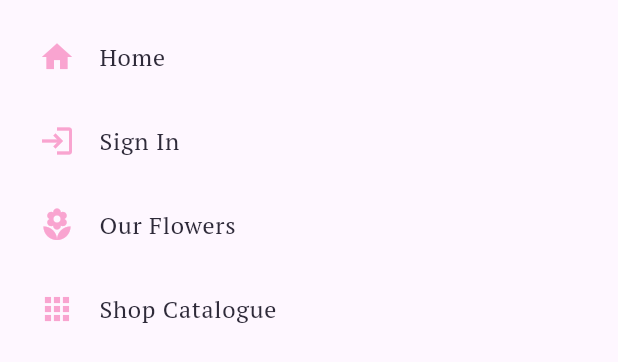
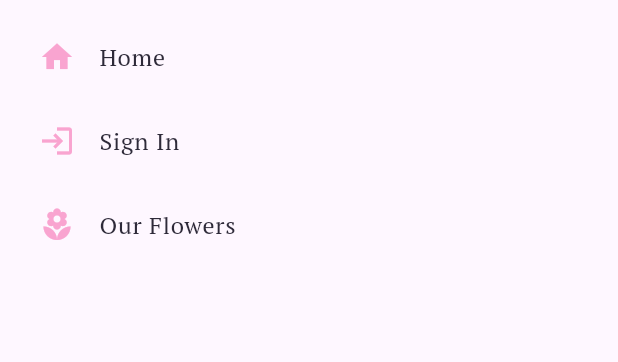
Before and after one commit to llasus-ronnie/Bloom-and-Bliss, a Flutter app: the DrwListView widget shown alone on an empty page, opened directly with empty values, on a phone screen of 412 x 824 dp. Shown: the top 362 px of the screen. Run offline on Flutter 3.47's test engine with Material 3 defaults, Android fonts, the phone set to English and light mode, and no system bars; our stand-ins replace cloud_firestore, firebase_auth, firebase_core, fluttertoast; accounts and stored records are empty; network calls fail.

Commit message:
fixed sidenav states, and signin animation

```diff
--- a/lib/sidenav.dart
+++ b/lib/sidenav.dart
@@ -65,7 +65,7 @@ class _DrwHeaderState extends State<DrwHeader> {
                 MaterialPageRoute(builder: (context) => ProfilePage(user: widget.user)),
               );
             }
-                : null, // disables tap if guest
+                : null,
             child: Align(
               alignment: Alignment.center,
               child: Column(
@@ -104,70 +104,90 @@ class DrwListView extends StatefulWidget {
 }
 
 class _DrwListViewState extends State<DrwListView> {
+  bool _isLoggingOut = false;
+
   bool get isGuest => widget.user.fullName.isEmpty;
 
   @override
   Widget build(BuildContext context) {
-    return Padding(
-      padding: EdgeInsets.all(10),
+    return Stack(
+      children: [
+        AnimatedOpacity(
+          opacity: _isLoggingOut ? 0.5 : 1.0,
+          duration: const Duration(milliseconds: 300),
+          child: IgnorePointer(
+            ignoring: _isLoggingOut,
+            child: Padding(
+              padding: const EdgeInsets.all(10),
               child: Column(
                 children: [
                   ListTile(
-            title: Text("Home", style: TextStyle(color: AppColors.black, fontFamily: 'PTSerif')),
-            leading: Icon(Icons.home, color: AppColors.pink),
+                    title: const Text("Home", style: TextStyle(color: AppColors.black, fontFamily: 'PTSerif')),
+                    leading: const Icon(Icons.home, color: AppColors.pink),
                     onTap: () => Navigator.push(context, MaterialPageRoute(builder: (context) => const MyApp())),
                   ),
-
-          // Only show Sign In and Sign Up if guest
-          if (isGuest) ...[
+                  if (isGuest)
                     ListTile(
-              title: Text("Sign In", style: TextStyle(color: AppColors.black, fontFamily: 'PTSerif')),
-              leading: Icon(Icons.login, color: AppColors.pink),
+                      title: const Text("Sign In", style: TextStyle(color: AppColors.black, fontFamily: 'PTSerif')),
+                      leading: const Icon(Icons.login, color: AppColors.pink),
                       onTap: () => Navigator.push(context, MaterialPageRoute(builder: (context) => const SignInPage())),
                     ),
-          ],
-
-          // Only show Cart if logged in
+                  ListTile(
+                    title: const Text("Our Flowers", style: TextStyle(color: AppColors.black, fontFamily: 'PTSerif')),
+                    leading: const Icon(Icons.local_florist, color: AppColors.pink),
+                    onTap: () => Navigator.push(context, MaterialPageRoute(builder: (context) => DetailsPage(user: widget.user))),
+                  ),
                   if (!isGuest)
                     ListTile(
-              title: Text("Your Cart", style: TextStyle(color: AppColors.black, fontFamily: 'PTSerif')),
-              leading: Icon(Icons.shopping_cart, color: AppColors.pink),
-              onTap: () => Navigator.push(
-                context,
-                MaterialPageRoute(builder: (context) => CartPage(user: widget.user)),
+                      title: const Text("Shop Catalogue", style: TextStyle(color: AppColors.black, fontFamily: 'PTSerif')),
+                      leading: const Icon(Icons.apps, color: AppColors.pink),
+                      onTap: () => Navigator.push(context, MaterialPageRoute(builder: (context) => CataloguePage(user: widget.user))),
                     ),
-            ),
-
-          ListTile(
-            title: Text("Our Flowers", style: TextStyle(color: AppColors.black, fontFamily: 'PTSerif')),
-            leading: Icon(Icons.local_florist, color: AppColors.pink),
-            onTap: () => Navigator.push(context, MaterialPageRoute(builder: (context) => DetailsPage(user: widget.user))),
-          ),
-          ListTile(
-            title: Text("Shop Catalogue", style: TextStyle(color: AppColors.black, fontFamily: 'PTSerif')),
-            leading: Icon(Icons.apps, color: AppColors.pink),
-            onTap: () => Navigator.push(
-              context,
-              MaterialPageRoute(builder: (context) => CataloguePage(user: widget.user)),
-            ),
-          ),
-
-          const Spacer(),
-
-          // Only show Logout if user is logged in
                   if (!isGuest)
                     ListTile(
-              title: Text("Logout", style: TextStyle(color: AppColors.black, fontFamily: 'PTSerif')),
-              leading: Icon(Icons.logout, color: AppColors.pink),
+                      title: const Text("Your Cart", style: TextStyle(color: AppColors.black, fontFamily: 'PTSerif')),
+                      leading: const Icon(Icons.shopping_cart, color: AppColors.pink),
+                      onTap: () => Navigator.push(context, MaterialPageRoute(builder: (context) => CartPage(user: widget.user))),
+                    ),
+                  const Spacer(),
+                  if (!isGuest)
+                    ListTile(
+                      title: const Text("Logout", style: TextStyle(color: AppColors.black, fontFamily: 'PTSerif')),
+                      leading: const Icon(Icons.logout, color: AppColors.pink),
                       onTap: () async {
+                        setState(() {
+                          _isLoggingOut = true;
+                        });
+
                         await firebase_auth.FirebaseAuth.instance.signOut();
+
+                        if (mounted) {
                           Navigator.of(context).pushReplacement(
                             MaterialPageRoute(builder: (context) => const MyApp()),
                           );
+                        }
                       },
                     ),
                 ],
               ),
+            ),
+          ),
+        ),
+        if (_isLoggingOut)
+          const Center(
+            child: Column(
+              mainAxisAlignment: MainAxisAlignment.center,
+              children: [
+                CircularProgressIndicator(color: AppColors.pink),
+                SizedBox(height: 10),
+                Text(
+                  'Logging out, please wait...',
+                  style: TextStyle(fontFamily: 'PTSerif', color: AppColors.black),
+                ),
+              ],
+            ),
+          ),
+      ],
     );
   }
 }
```
Also changed, not shown: lib/pages/signin_page.dart (+46 -9 lines). Lines whose indentation alone changed are shown as unchanged.
